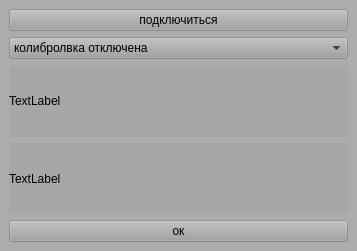
The window that main_window.ui (Suslik2005/new_modbus_aicontrol-project) describes before a commit, drawn with Qt 5.
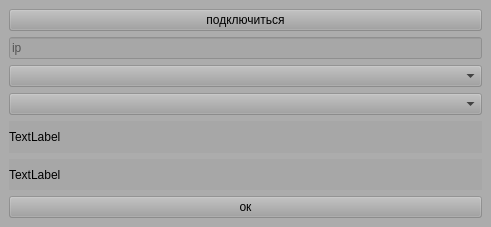
The same window after the commit.

Patch:
```diff
--- a/main_window.ui
+++ b/main_window.ui
@@ -6,8 +6,8 @@
    <rect>
     <x>0</x>
     <y>0</y>
-    <width>357</width>
-    <height>251</height>
+    <width>491</width>
+    <height>227</height>
    </rect>
   </property>
   <property name="windowTitle">
@@ -27,11 +27,28 @@
         </property>
        </widget>
       </item>
+      <item>
+       <widget class="QLineEdit" name="lineEdit">
+        <property name="placeholderText">
+         <string>ip</string>
+        </property>
+       </widget>
+      </item>
+      <item>
+       <widget class="QComboBox" name="comboBox">
+        <property name="placeholderText">
+         <string>последние  исп ip</string>
+        </property>
+       </widget>
+      </item>
       <item>
        <widget class="QComboBox" name="comboBox_2">
+        <property name="placeholderText">
+         <string>стадия калибровки</string>
+        </property>
         <item>
          <property name="text">
-          <string>колибролвка отключена</string>
+          <string>калибровка отключена</string>
          </property>
         </item>
         <item>
```
